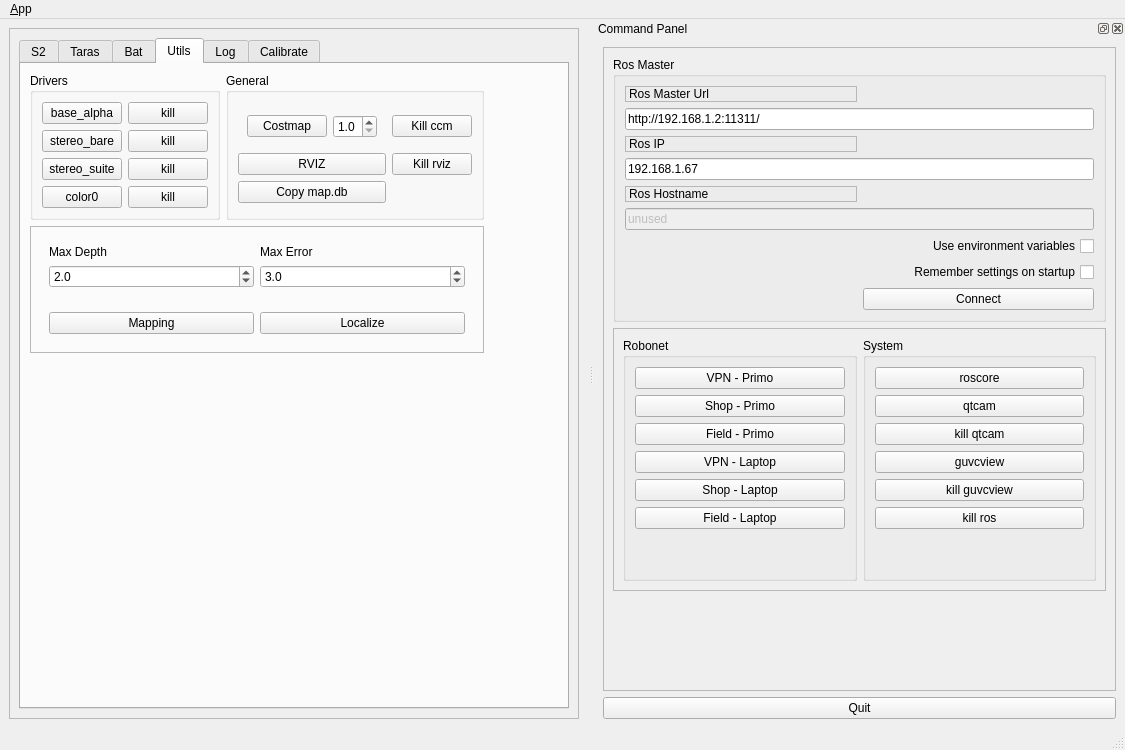
First picture: the form in src/primo_dash/ui/main_window.ui, repository paulsammut/primo, before the edit.
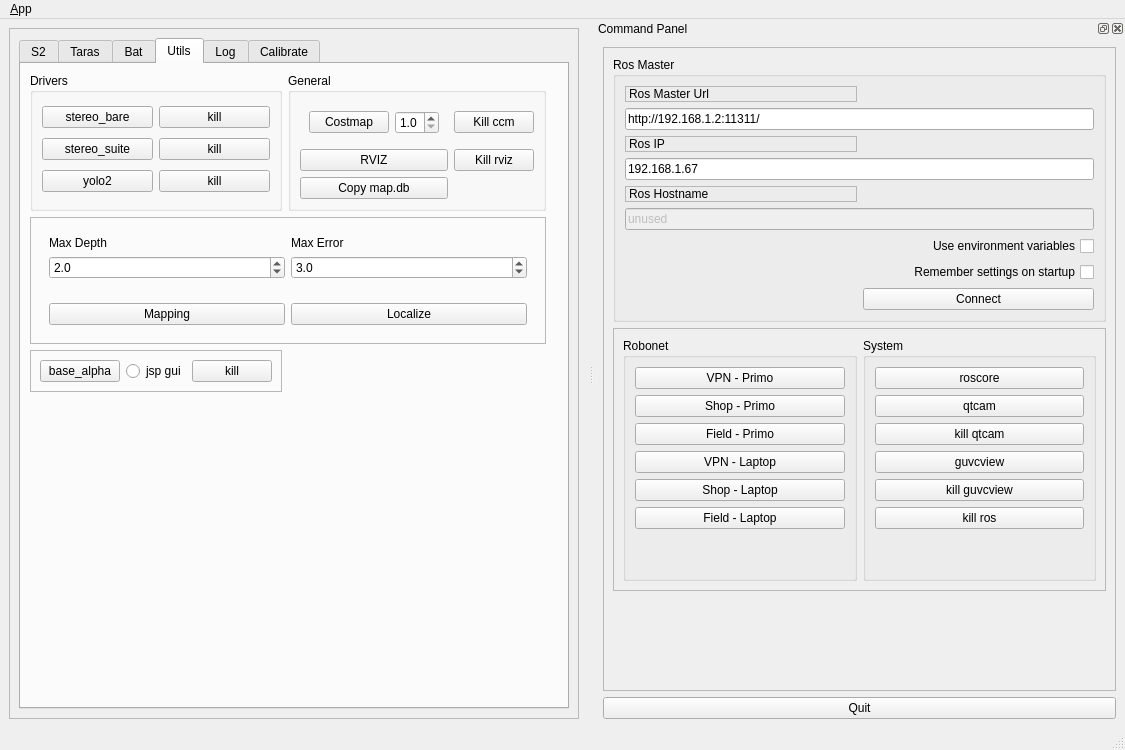
Second picture: the form after the edit. The open tabs and pages were chosen to show the change. Icons and pictures are not drawn.

Commit message: Color0 fucking integrated

Diff of the .ui file:
```diff
--- a/src/primo_dash/ui/main_window.ui
+++ b/src/primo_dash/ui/main_window.ui
@@ -43,7 +43,7 @@
           <enum>QTabWidget::Rounded</enum>
          </property>
          <property name="currentIndex">
-          <number>5</number>
+          <number>3</number>
          </property>
          <widget class="QWidget" name="Stereo2">
           <attribute name="title">
@@ -767,16 +767,9 @@
                </widget>
               </item>
               <item row="3" column="0">
-               <widget class="QPushButton" name="pB_color0">
+               <widget class="QPushButton" name="pB_yolo2">
                 <property name="text">
-                 <string>color0</string>
-                </property>
-               </widget>
-              </item>
-              <item row="0" column="0">
-               <widget class="QPushButton" name="pb_launch_base_alpha">
-                <property name="text">
-                 <string>base_alpha</string>
+                 <string>yolo2</string>
                 </property>
                </widget>
               </item>
@@ -787,13 +780,6 @@
                 </property>
                </widget>
               </item>
-              <item row="0" column="1">
-               <widget class="QPushButton" name="pB_kill_base_alpha">
-                <property name="text">
-                 <string>kill</string>
-                </property>
-               </widget>
-              </item>
               <item row="1" column="1">
                <widget class="QPushButton" name="pB_kill_stereo_bare">
                 <property name="text">
@@ -801,6 +787,13 @@
                 </property>
                </widget>
               </item>
+              <item row="3" column="1">
+               <widget class="QPushButton" name="pB_kill_yolo2">
+                <property name="text">
+                 <string>kill</string>
+                </property>
+               </widget>
+              </item>
               <item row="2" column="1">
                <widget class="QPushButton" name="pB_kill_stereo_suite">
                 <property name="text">
@@ -808,13 +801,6 @@
                 </property>
                </widget>
               </item>
-              <item row="3" column="1">
-               <widget class="QPushButton" name="pB_kill_color0">
-                <property name="text">
-                 <string>kill</string>
-                </property>
-               </widget>
-              </item>
              </layout>
             </widget>
            </item>
@@ -904,7 +890,7 @@
              </property>
             </spacer>
            </item>
-           <item row="4" column="1">
+           <item row="5" column="1">
             <spacer name="verticalSpacer_5">
              <property name="orientation">
               <enum>Qt::Vertical</enum>
@@ -917,6 +903,45 @@
              </property>
             </spacer>
            </item>
+           <item row="4" column="1">
+            <widget class="QFrame" name="frame_4">
+             <property name="frameShape">
+              <enum>QFrame::StyledPanel</enum>
+             </property>
+             <property name="frameShadow">
+              <enum>QFrame::Raised</enum>
+             </property>
+             <layout class="QHBoxLayout" name="horizontalLayout_3">
+              <item>
+               <widget class="QPushButton" name="pb_launch_base_alpha">
+                <property name="sizePolicy">
+                 <sizepolicy hsizetype="Minimum" vsizetype="Fixed">
+                  <horstretch>0</horstretch>
+                  <verstretch>0</verstretch>
+                 </sizepolicy>
+                </property>
+                <property name="text">
+                 <string>base_alpha</string>
+                </property>
+               </widget>
+              </item>
+              <item>
+               <widget class="QRadioButton" name="rB_jsp_gui">
+                <property name="text">
+                 <string>jsp gui</string>
+                </property>
+               </widget>
+              </item>
+              <item>
+               <widget class="QPushButton" name="pB_kill_base_alpha">
+                <property name="text">
+                 <string>kill</string>
+                </property>
+               </widget>
+              </item>
+             </layout>
+            </widget>
+           </item>
           </layout>
          </widget>
          <widget class="QWidget" name="tab">
```
The commit also changes 8 other files.
